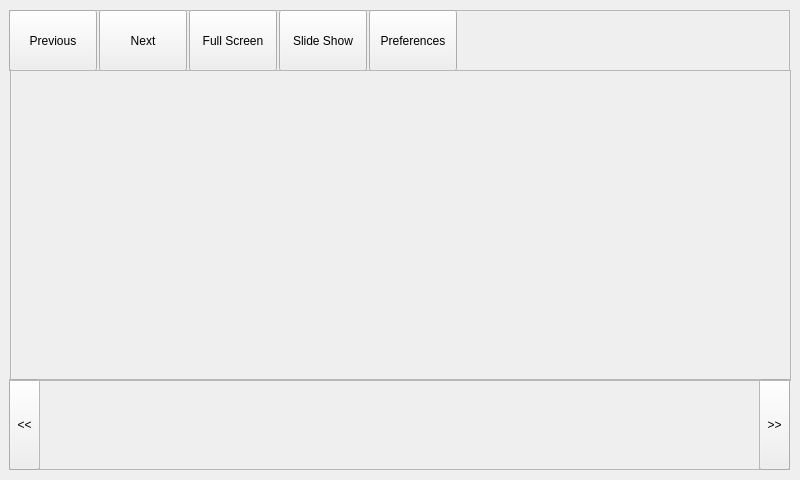
Qt form widget.ui (cakturk/ImageViewer) before a commit.
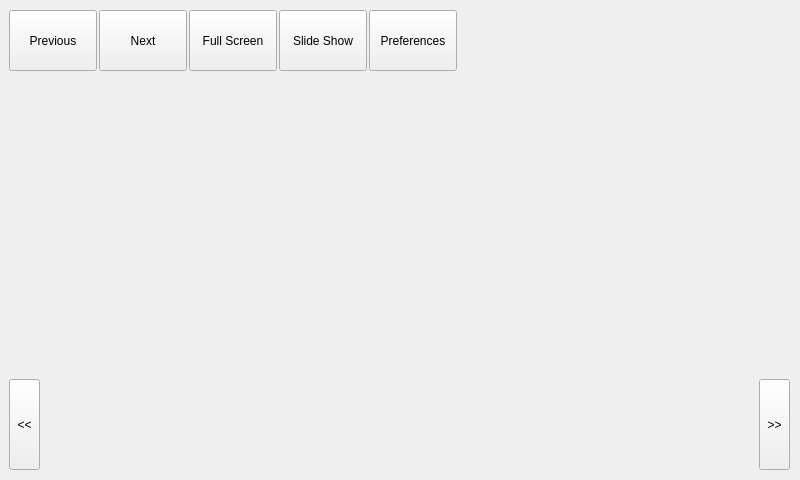
The same form after that commit.

```diff
--- a/widget.ui
+++ b/widget.ui
@@ -23,7 +23,7 @@
     </rect>
    </property>
    <property name="frameShape">
-    <enum>QFrame::StyledPanel</enum>
+    <enum>QFrame::NoFrame</enum>
    </property>
    <property name="frameShadow">
     <enum>QFrame::Raised</enum>
@@ -104,7 +104,7 @@
     </rect>
    </property>
    <property name="frameShape">
-    <enum>QFrame::StyledPanel</enum>
+    <enum>QFrame::NoFrame</enum>
    </property>
    <property name="frameShadow">
     <enum>QFrame::Raised</enum>
@@ -124,6 +124,9 @@
     <property name="text">
      <string>&lt;&lt;</string>
     </property>
+    <property name="autoRaise">
+     <bool>false</bool>
+    </property>
    </widget>
    <widget class="QToolButton" name="buttonNextThumbs">
     <property name="geometry">
@@ -151,7 +154,7 @@
      </rect>
     </property>
     <property name="frameShape">
-     <enum>QFrame::StyledPanel</enum>
+     <enum>QFrame::NoFrame</enum>
     </property>
     <property name="frameShadow">
      <enum>QFrame::Raised</enum>
@@ -168,7 +171,7 @@
     </rect>
    </property>
    <property name="frameShape">
-    <enum>QFrame::StyledPanel</enum>
+    <enum>QFrame::NoFrame</enum>
    </property>
    <property name="frameShadow">
     <enum>QFrame::Raised</enum>
```
